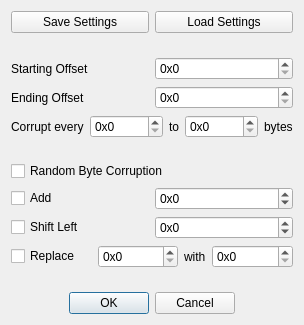
The window that Corruptor_Settings.ui (Coolcord/ROM_Poison) describes before a commit, drawn with Qt 5.
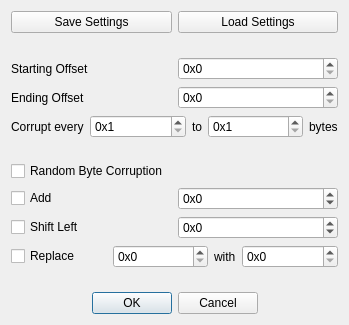
The same window after the commit.

Commit message: Added the corruptor class

What changed in the file:
```diff
--- a/Corruptor_Settings.ui
+++ b/Corruptor_Settings.ui
@@ -6,7 +6,7 @@
    <rect>
     <x>0</x>
     <y>0</y>
-    <width>302</width>
+    <width>349</width>
     <height>325</height>
    </rect>
   </property>
@@ -133,6 +133,9 @@
          <property name="prefix">
           <string>0x</string>
          </property>
+         <property name="minimum">
+          <number>1</number>
+         </property>
          <property name="maximum">
           <number>999999999</number>
          </property>
@@ -162,6 +165,9 @@
          <property name="prefix">
           <string>0x</string>
          </property>
+         <property name="minimum">
+          <number>1</number>
+         </property>
          <property name="maximum">
           <number>999999999</number>
          </property>
```
The commit also changes 4 other files.
